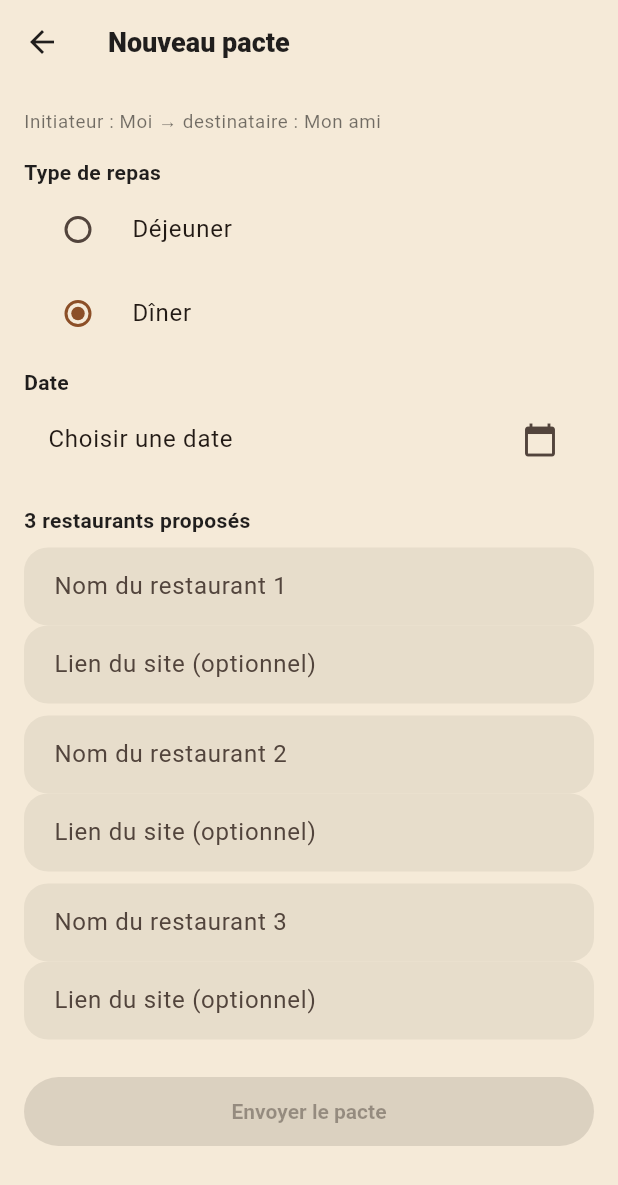
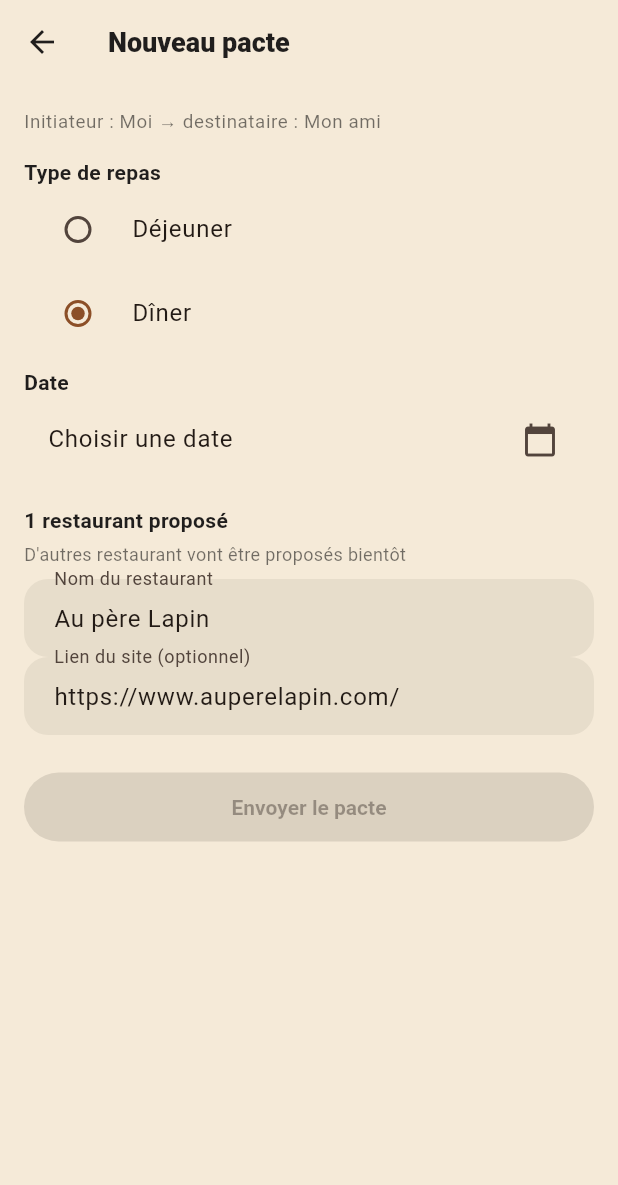
Before and after one commit to kevinarner/le_pacte, a Flutter app: the screen it shows after launch, after a tap on "Se connecter", after a tap on "Nouveau pacte", on a phone screen of 412 x 824 dp. Shown: the top 1185 px of the screen. Run offline on Flutter 3.47's test engine with Material 3 defaults, Android fonts, the phone set to English and light mode, and no system bars; our stand-ins replace image_picker; Roboto replaces fonts that are missing (Georgia).

Commit message:
Limit new pacte creation to a single, pre-filled restaurant
Replace the 3 empty restaurant slots with one, pre-filled with
"Au père Lapin", and add a note that more restaurants are coming soon.

Co-Authored-By: Claude Sonnet 5 <noreply@anthropic.com>
Claude-Session: https://claude.ai/code/session_016L6SUTJygDZPTq4He5HGk8

```diff
--- a/lib/screens/creer_pacte/creer_pacte_screen.dart
+++ b/lib/screens/creer_pacte/creer_pacte_screen.dart
@@ -18,9 +18,9 @@ class _CreerPacteScreenState extends State<CreerPacteScreen> {
   TypeRepas type = TypeRepas.diner;
   DateTime? dateChoisie;
   final List<TextEditingController> nomsRestaurants =
-      List.generate(3, (_) => TextEditingController());
+      [TextEditingController(text: 'Au père Lapin')];
   final List<TextEditingController> liensRestaurants =
-      List.generate(3, (_) => TextEditingController());
+      [TextEditingController(text: 'https://www.auperelapin.com/')];
 
   @override
   Widget build(BuildContext context) {
@@ -67,18 +67,21 @@ class _CreerPacteScreenState extends State<CreerPacteScreen> {
             },
           ),
           const SizedBox(height: 16),
-          const Text('3 restaurants proposés', style: TextStyle(fontWeight: FontWeight.bold)),
-          for (int i = 0; i < 3; i++) ...[
+          const Text('1 restaurant proposé', style: TextStyle(fontWeight: FontWeight.bold)),
+          const SizedBox(height: 4),
+          const Text(
+            "D'autres restaurant vont être proposés bientôt",
+            style: TextStyle(fontSize: 12, color: Colors.black54),
+          ),
           const SizedBox(height: 8),
           TextField(
-              controller: nomsRestaurants[i],
-              decoration: InputDecoration(labelText: 'Nom du restaurant ${i + 1}'),
+            controller: nomsRestaurants[0],
+            decoration: const InputDecoration(labelText: 'Nom du restaurant'),
           ),
           TextField(
-              controller: liensRestaurants[i],
+            controller: liensRestaurants[0],
             decoration: const InputDecoration(labelText: 'Lien du site (optionnel)'),
           ),
-          ],
           const SizedBox(height: 24),
           FilledButton(
             onPressed: _peutValider() ? _creerPacte : null,
@@ -97,13 +100,12 @@ class _CreerPacteScreenState extends State<CreerPacteScreen> {
   void _creerPacte() {
     final date = dateChoisie;
 
-    final restaurants = List.generate(
-      3,
-      (i) => Restaurant(
-        nom: nomsRestaurants[i].text.trim(),
-        lien: liensRestaurants[i].text.trim(),
+    final restaurants = [
+      Restaurant(
+        nom: nomsRestaurants[0].text.trim(),
+        lien: liensRestaurants[0].text.trim(),
       ),
-    );
+    ];
 
     final utilisateurMoi = AppStore.utilisateurCourant(widget.perspectiveMoi);
     final utilisateurAutre = AppStore.utilisateurAutre(widget.perspectiveMoi);
```
Lines whose indentation alone changed are shown as unchanged.
